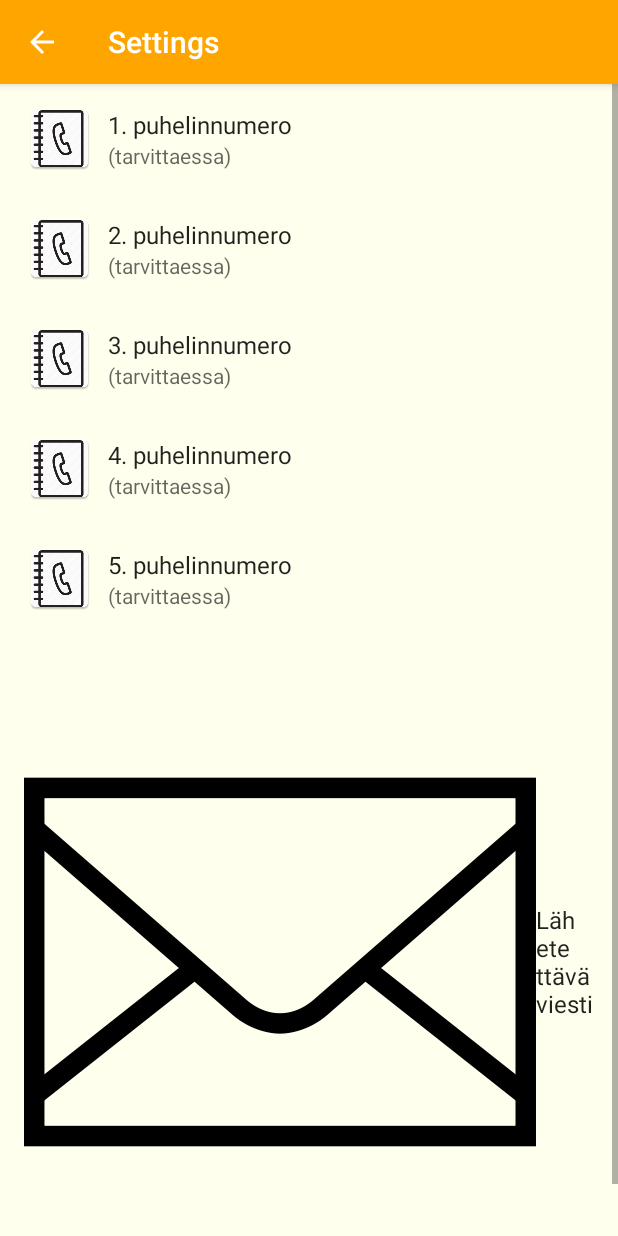
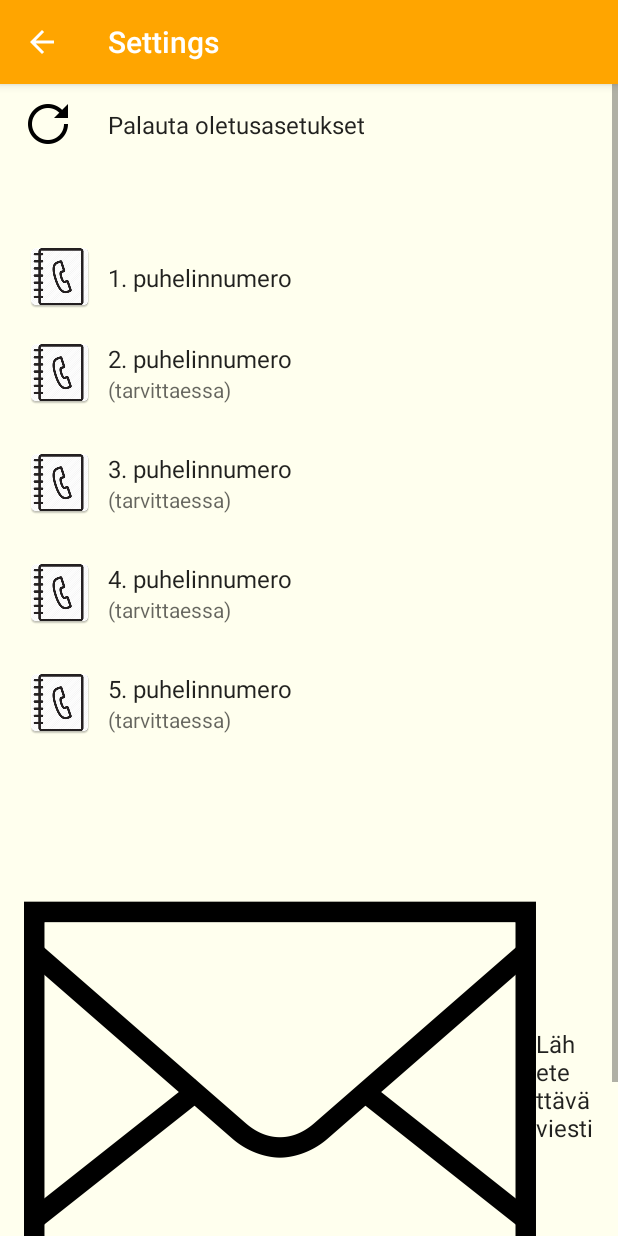
Before and after one commit to neptune777/Oljenkorsi, an Android app: the SettingsFragment screen opened directly, with no data from a screen before it, on a phone screen of 412 x 824 dp. Run offline under Robolectric (Android 15) with nearby library versions, the phone set to English and light mode, and no system bars; our stand-ins replace androidx.preference.

Commit message:
Reset functionality added on SettingsFragment. Phone numbers can be retrieved from SharedPreferences on MainActivity.

```diff
--- a/app/src/main/java/com/example/android/oljenkorsi/SettingsFragment.java
+++ b/app/src/main/java/com/example/android/oljenkorsi/SettingsFragment.java
@@ -56,6 +56,8 @@ public class SettingsFragment extends PreferenceFragmentCompat implements
     private Preference num1;
     private String mActivePreference_key;
     Person mPerson;
+    boolean setDefaultsCalled;
+    Intent mStarterIntent;
 
     @Override
     public void onCreatePreferences(Bundle bundle, String s) {
@@ -81,17 +83,15 @@ public class SettingsFragment extends PreferenceFragmentCompat implements
              //  gson.fromJson(json, Person.class).getClass();
                 Person person;
 
-                if(i==0) {
-                    setPreferenceSummary(p, getResources().getString(R.string.number_field_default));
-                }else if(i==1) {
-                    setPreferenceSummary(p, getResources().getString(R.string.number_field_default));
-                }else if(i==2) {
-                    setPreferenceSummary(p, getResources().getString(R.string.number_field_default));
-                }else if(i==3) {
+                if(i==3) {
                     setPreferenceSummary(p, getResources().getString(R.string.number_field_default));
                 }else if(i==4) {
                     setPreferenceSummary(p, getResources().getString(R.string.number_field_default));
-                }else if(i==7) {
+                }else if(i==5) {
+                     setPreferenceSummary(p, getResources().getString(R.string.number_field_default));
+                }else if(i==6) {
+                     setPreferenceSummary(p, getResources().getString(R.string.number_field_default));
+                }else if(i==9) {
                     //setPreferenceSummary(p, getResources().getString(R.string.message_pref_default));
                     setPreferenceSummary(p, json);
 
@@ -105,15 +105,15 @@ public class SettingsFragment extends PreferenceFragmentCompat implements
                         String value = person.getPhoneNumber();
                         setPreferenceSummary(p, value);
 
-                        if(i==0) {
-                            p.setTitle(person.getName());
-                        }else if(i==1) {
-                            p.setTitle(person.getName());
-                        }else if(i==2) {
+                        if(i==2) {
                             p.setTitle(person.getName());
                         }else if(i==3) {
                             p.setTitle(person.getName());
                         }else if(i==4) {
+                            p.setTitle(person.getName());
+                        }else if(i==5) {
+                            p.setTitle(person.getName());
+                        }else if(i==6) {
                             p.setTitle(person.getName());
                         }
 
@@ -182,7 +182,7 @@ public class SettingsFragment extends PreferenceFragmentCompat implements
     public void onSharedPreferenceChanged(SharedPreferences sharedPreferences, String key) {
 
 
-
+        if (!setDefaultsCalled) {
             // Figure out which preference was changed
             Preference preference = findPreference(key);
             // preference.getSummary();
@@ -198,16 +198,18 @@ public class SettingsFragment extends PreferenceFragmentCompat implements
                     preference.setTitle(title);
 
                     setPreferenceSummary(preference, value);
-                Log.d("onSharedPreferenceChang","EEE_ Preference "+value);
+                    Log.d("onSharedPreferenceChang", "EEE_ Preference " + value);
 
-            }else if(preference instanceof EditTextPreference){
+                } else if (preference instanceof EditTextPreference) {
 
                     String value = sharedPreferences.getString(preference.getKey(), "");
                     setPreferenceSummary(preference, value);
-                Log.d("onSharedPreferenceChang","EEE_ EditTextPreference "+value);
+                    Log.d("onSharedPreferenceChang", "EEE_ EditTextPreference " + value);
 
                 }
             }
+        }
+
     }
 
     /**
@@ -278,6 +280,7 @@ public class SettingsFragment extends PreferenceFragmentCompat implements
     public void onCreate(Bundle savedInstanceState) {
         super.onCreate(savedInstanceState);
         //CharSequence charSequence = "" + R.string.number1_pref;
+        mStarterIntent = getActivity().getIntent();
 
         Preference preference1 =  findPreference(getResources().getString(R.string.number1_pref));
 
@@ -347,7 +350,9 @@ public class SettingsFragment extends PreferenceFragmentCompat implements
 
                 return true;
             }
-        }); Preference preference6 =  findPreference(getResources().getString(R.string.preference_key));
+        });
+
+        Preference preference6 =  findPreference(getResources().getString(R.string.preference_key));
 
         preference6.setOnPreferenceClickListener( new Preference.OnPreferenceClickListener()
         {
@@ -365,8 +370,55 @@ public class SettingsFragment extends PreferenceFragmentCompat implements
         });
 
 
+        Preference preference7 =  findPreference(getResources().getString(R.string.reset_pref));
+
+        preference7.setOnPreferenceClickListener( new Preference.OnPreferenceClickListener()
+        {
+            @SuppressLint("RestrictedApi")
+            public boolean onPreferenceClick(Preference pref )
+            {
+                // Run your custom method
+
+                Preference preference =  findPreference(getResources().getString(R.string.message_pref));
+                Log.d("preference7 ", "preference7");
+                setDefaults();
+
+
+                return true;
+            }
+        });
+
+
         getPreferenceScreen().getSharedPreferences()
                 .registerOnSharedPreferenceChangeListener(this);
+    }
+
+
+
+    protected void setDefaults(){
+        setDefaultsCalled=true;
+        SharedPreferences sharedPreferences = getPreferenceScreen().getSharedPreferences();
+        SharedPreferences.Editor editor = sharedPreferences.edit();
+
+        editor.remove(getResources().getString(R.string.number1_pref));
+        editor.remove(getResources().getString(R.string.number2_pref));
+        editor.remove(getResources().getString(R.string.number3_pref));
+        editor.remove(getResources().getString(R.string.number4_pref));
+        editor.remove(getResources().getString(R.string.number5_pref));
+        editor.remove(getResources().getString(R.string.message_pref));
+        editor.commit();
+
+        getActivity().finish();
+        startActivity(mStarterIntent);
+
+
+
+
+
+
+
+        // prefsEditor.putString("MyObject", json);
+
     }
 
     @Override
--- a/app/src/main/res/layout/mylayout.xml
+++ b/app/src/main/res/layout/mylayout.xml
@@ -9,7 +9,9 @@
         android:layout_height="wrap_content"
         android:textSize="@dimen/fontSize"
         android:focusable="false"
+
         android:background="@null"
+
 
         />
 
--- a/app/src/main/res/values/strings.xml
+++ b/app/src/main/res/values/strings.xml
@@ -30,6 +30,8 @@
     <string name="number4_name"></string>
     <string name="number5_name"></string>
     <string name="number_field_default">(tarvittaessa)</string>
+    <string name="reset_pref">reset_pref</string>
+    <string name="reset_pref_title">Palauta oletusasetukset</string>
 
 
 
--- a/app/src/main/res/xml/pref_sms.xml
+++ b/app/src/main/res/xml/pref_sms.xml
@@ -5,9 +5,20 @@
 
     >
 
+    <Preference
+
+        android:title="@string/reset_pref_title"
+        android:icon="@mipmap/icons8_reset_48"
+        android:key="@string/reset_pref"
+        />
 
     <Preference
-        android:background="@drawable/back"
+        android:layout="@layout/custom_layout"
+        />
+
+
+    <Preference
+
         android:defaultValue="@string/number1_pref_default"
         android:icon="@mipmap/ic_contacts"
         android:key="@string/number1_pref"
```
Also changed, not shown: app/src/main/res/mipmap-hdpi/icons8_reset_24.png (added), app/src/main/res/mipmap-hdpi/icons8_reset_48.png (added), app/src/main/res/mipmap-hdpi/icons8_reset_96.png (added), app/src/main/res/mipmap-mdpi/icons8_reset_24.png (added), app/src/main/res/mipmap-mdpi/icons8_reset_48.png (added), app/src/main/res/mipmap-mdpi/icons8_reset_96.png (added), app/src/main/res/mipmap-xhdpi/icons8_reset_24.png (added), app/src/main/res/mipmap-xhdpi/icons8_reset_48.png (added), app/src/main/res/mipmap-xhdpi/icons8_reset_96.png (added), app/src/main/res/mipmap-xxhdpi/icons8_reset_24.png (added), app/src/main/res/mipmap-xxhdpi/icons8_reset_48.png (added), app/src/main/res/mipmap-xxhdpi/icons8_reset_96.png (added), app/src/main/res/mipmap-xxxhdpi/icons8_reset_24.png (added), app/src/main/res/mipmap-xxxhdpi/icons8_reset_48.png (added), 1 more files. Lines whose indentation alone changed are shown as unchanged.
